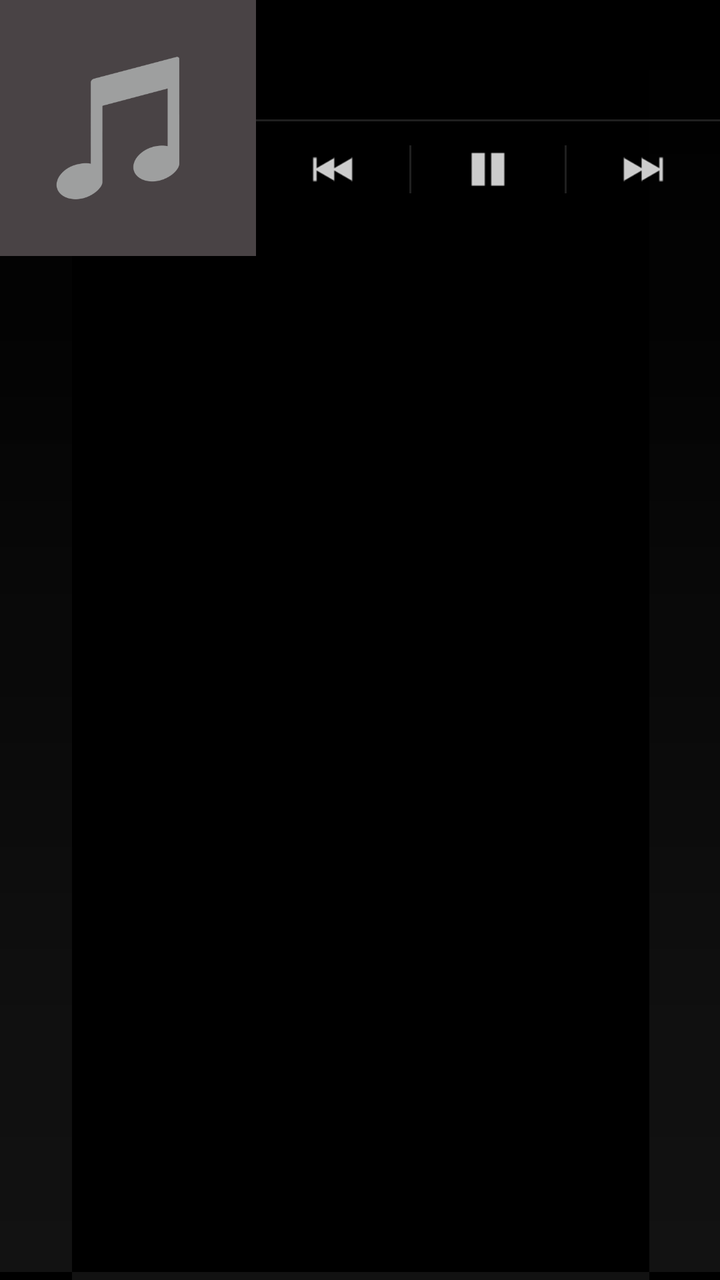
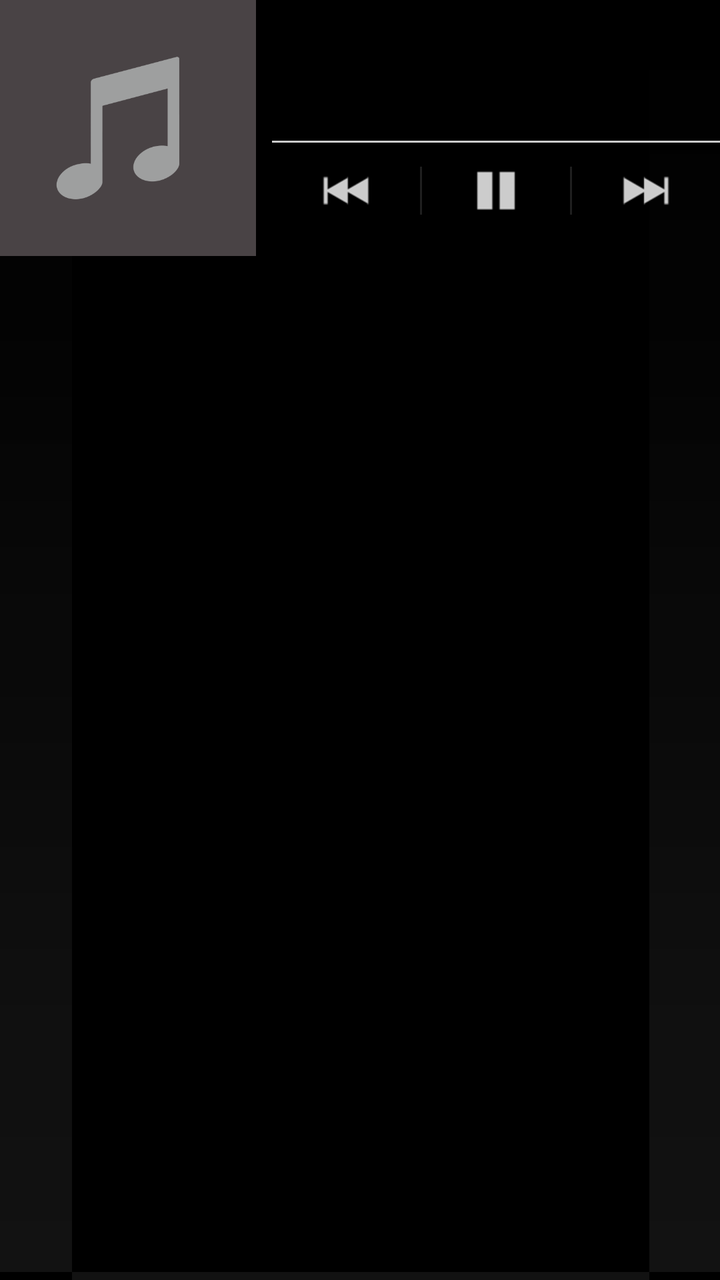

An Android layout rendered at two revisions. The XML below is the earlier revision; the diff shows what the commit changed to produce the second picture.
<!-- AndroidManifest.xml: application theme Apollo.Theme.Dark -->
<!-- res/layout/app_widget_large.xml -->
<?xml version="1.0" encoding="utf-8"?>
<GridLayout xmlns:android="http://schemas.android.com/apk/res/android"
    xmlns:app="http://schemas.android.com/apk/res-auto"
    xmlns:tools="http://schemas.android.com/tools"
    android:layout_width="match_parent"
    android:layout_height="@dimen/app_widget_large_min_height"
    android:background="@drawable/appwidget_bg"
    android:columnCount="2"
    android:rowCount="3"
    tools:ignore="ContentDescription">

    <ImageView
        android:id="@+id/app_widget_large_image"
        android:layout_width="@dimen/notification_expanded_height"
        android:layout_height="@dimen/notification_expanded_height"
        android:layout_rowSpan="3"
        android:layout_marginBottom="@dimen/app_widget_bottom_margin"
        android:background="@drawable/default_artwork"
        android:scaleType="fitXY" />

    <LinearLayout
        android:id="@+id/app_widget_large_info_container"
        android:layout_width="0dp"
        android:layout_gravity="fill"
        android:gravity="center_vertical"
        android:orientation="vertical"
        android:paddingLeft="@dimen/notification_info_container_padding_left"
        android:paddingStart="@dimen/notification_info_container_padding_left"
        tools:ignore="RtlSymmetry">

        <TextView
            android:id="@+id/app_widget_large_line_one"
            style="@style/NotificationText"
            android:textColor="@color/white"
            android:textSize="@dimen/text_size_medium"
            android:textStyle="bold" />

        <TextView
            android:id="@+id/app_widget_large_line_two"
            style="@style/NotificationText"
            android:textColor="@color/transparent_white"
            android:textSize="@dimen/text_size_small" />

        <TextView
            android:id="@+id/app_widget_large_line_three"
            style="@style/NotificationText"
            android:textColor="@color/transparent_white"
            android:textSize="@dimen/text_size_small" />
    </LinearLayout>

    <ImageView
        android:layout_width="0dp"
        android:layout_gravity="fill_horizontal"
        android:background="?attr/dividerHorizontal" />

    <LinearLayout
        android:layout_width="0dp"
        android:layout_gravity="fill_horizontal"
        android:layout_marginBottom="@dimen/app_widget_bottom_margin"
        android:divider="?android:listDivider"
        android:dividerPadding="@dimen/notification_expanded_buttons_divider_padding"
        android:gravity="center_vertical"
        android:orientation="horizontal"
        android:showDividers="middle">

        <ImageButton
            android:id="@+id/app_widget_large_previous"
            android:layout_width="0dp"
            android:layout_height="@dimen/notification_expanded_button_height"
            android:layout_weight="1"
            android:background="?attr/selectableItemBackground"
            android:contentDescription="@string/accessibility_prev"
            android:padding="@dimen/notification_expanded_button_padding"
            android:scaleType="fitCenter"
            app:srcCompat="@drawable/btn_playback_previous" />

        <ImageButton
            android:id="@+id/app_widget_large_play"
            android:layout_width="0dp"
            android:layout_height="@dimen/notification_expanded_button_height"
            android:layout_weight="1"
            android:background="?attr/selectableItemBackground"
            android:padding="@dimen/notification_expanded_button_padding"
            android:scaleType="fitCenter"
            app:srcCompat="@drawable/btn_playback_pause" />

        <ImageButton
            android:id="@+id/app_widget_large_next"
            android:layout_width="0dp"
            android:layout_height="@dimen/notification_expanded_button_height"
            android:layout_weight="1"
            android:background="?attr/selectableItemBackground"
            android:contentDescription="@string/accessibility_next"
            android:padding="@dimen/notification_expanded_button_padding"
            android:scaleType="fitCenter"
            app:srcCompat="@drawable/btn_playback_next" />
    </LinearLayout>

</GridLayout>
<!-- resources referenced by this layout -->
<resources>
  <color name="transparent_white">#ffcccccc</color>
  <color name="white">#ffffffff</color>
  <dimen name="app_widget_bottom_margin">4.0dip</dimen>
  <dimen name="app_widget_large_min_height">128.0dip</dimen>
  <dimen name="notification_expanded_button_height">48.0dip</dimen>
  <dimen name="notification_expanded_button_padding">10.0dip</dimen>
  <dimen name="notification_expanded_buttons_divider_padding">12.0dip</dimen>
  <dimen name="notification_expanded_height">128.0dip</dimen>
  <dimen name="notification_info_container_padding_left">8.0dip</dimen>
  <dimen name="text_size_medium">16.0sp</dimen>
  <dimen name="text_size_small">14.0sp</dimen>
  <!-- drawable appwidget_bg: png bitmap (drawable-hdpi, 489 bytes) -->
  <!-- drawable btn_playback_next: png bitmap (drawable-hdpi, 1521 bytes) -->
  <!-- drawable btn_playback_pause: png bitmap (drawable-hdpi, 1114 bytes) -->
  <!-- drawable btn_playback_previous: png bitmap (drawable-hdpi, 1503 bytes) -->
  <!-- drawable default_artwork: png bitmap (drawable-hdpi, 4712 bytes) -->
  <string name="accessibility_next">Next</string>
  <string name="accessibility_prev">Previous</string>
  <style name="NotificationText">
          <item name="android:layout_width">match_parent</item>
          <item name="android:layout_height">wrap_content</item>
          <item name="android:textColor">@android:color/white</item>
          <item name="android:ellipsize">end</item>
          <item name="android:fadingEdge">horizontal</item>
          <item name="android:singleLine">true</item>
      </style>
  <style name="Apollo.Theme.Dark" parent="Theme.AppCompat.NoActionBar">
  
          <item name="colorPrimaryDark">#ff0a0a0a</item>
          <item name="windowActionBar">false</item>
          <item name="windowNoTitle">true</item>
          <item name="colorAccent">@android:color/white</item>
          <item name="android:colorBackground">@android:color/black</item>
          <item name="android:windowContentOverlay">@null</item>
      </style>
</resources>

<!-- the commit's change to res/layout/app_widget_large.xml (unified diff, before → after) -->
@@ -1,32 +1,28 @@
 <?xml version="1.0" encoding="utf-8"?>
-<GridLayout xmlns:android="http://schemas.android.com/apk/res/android"
-    xmlns:app="http://schemas.android.com/apk/res-auto"
+<LinearLayout xmlns:android="http://schemas.android.com/apk/res/android"
     xmlns:tools="http://schemas.android.com/tools"
     android:layout_width="match_parent"
     android:layout_height="@dimen/app_widget_large_min_height"
     android:background="@drawable/appwidget_bg"
-    android:columnCount="2"
-    android:rowCount="3"
-    tools:ignore="ContentDescription">
+    android:orientation="horizontal"
+    tools:ignore="ContentDescription,RtlSymmetry">
 
     <ImageView
         android:id="@+id/app_widget_large_image"
         android:layout_width="@dimen/notification_expanded_height"
         android:layout_height="@dimen/notification_expanded_height"
-        android:layout_rowSpan="3"
-        android:layout_marginBottom="@dimen/app_widget_bottom_margin"
         android:background="@drawable/default_artwork"
         android:scaleType="fitXY" />
 
     <LinearLayout
         android:id="@+id/app_widget_large_info_container"
         android:layout_width="0dp"
-        android:layout_gravity="fill"
-        android:gravity="center_vertical"
+        android:layout_height="@dimen/notification_expanded_height"
+        android:layout_weight="1"
+        android:gravity="center"
         android:orientation="vertical"
-        android:paddingLeft="@dimen/notification_info_container_padding_left"
         android:paddingStart="@dimen/notification_info_container_padding_left"
-        tools:ignore="RtlSymmetry">
+        android:paddingLeft="@dimen/notification_info_container_padding_left">
 
         <TextView
             android:id="@+id/app_widget_large_line_one"
@@ -46,54 +42,54 @@
             style="@style/NotificationText"
             android:textColor="@color/transparent_white"
             android:textSize="@dimen/text_size_small" />
+
+        <ImageView
+            android:layout_width="match_parent"
+            android:layout_height="1dp"
+            android:layout_marginTop="2dp"
+            android:src="@color/transparent_white" />
+
+        <LinearLayout
+            android:layout_width="match_parent"
+            android:layout_height="wrap_content"
+            android:layout_gravity="fill_horizontal"
+            android:divider="?android:listDivider"
+            android:dividerPadding="@dimen/notification_expanded_buttons_divider_padding"
+            android:gravity="center_vertical"
+            android:orientation="horizontal"
+            android:showDividers="middle">
+
+            <ImageButton
+                android:id="@+id/app_widget_large_previous"
+                android:layout_width="0dp"
+                android:layout_height="@dimen/notification_expanded_button_height"
+                android:layout_weight="1"
+                android:background="@android:color/transparent"
+                android:contentDescription="@string/accessibility_prev"
+                android:padding="@dimen/notification_expanded_button_padding"
+                android:src="@drawable/btn_playback_previous" />
+
+            <ImageButton
+                android:id="@+id/app_widget_large_play"
+                android:layout_width="0dp"
+                android:layout_height="@dimen/notification_expanded_button_height"
+                android:layout_weight="1"
+                android:background="@android:color/transparent"
+                android:padding="@dimen/notification_expanded_button_padding"
+                android:src="@drawable/btn_playback_pause" />
+
+            <ImageButton
+                android:id="@+id/app_widget_large_next"
+                android:layout_width="0dp"
+                android:layout_height="@dimen/notification_expanded_button_height"
+                android:layout_weight="1"
+                android:background="@android:color/transparent"
+                android:contentDescription="@string/accessibility_next"
+                android:padding="@dimen/notification_expanded_button_padding"
+                android:src="@drawable/btn_playback_next" />
+
+        </LinearLayout>
+
     </LinearLayout>
 
-    <ImageView
-        android:layout_width="0dp"
-        android:layout_gravity="fill_horizontal"
-        android:background="?attr/dividerHorizontal" />
-
-    <LinearLayout
-        android:layout_width="0dp"
-        android:layout_gravity="fill_horizontal"
-        android:layout_marginBottom="@dimen/app_widget_bottom_margin"
-        android:divider="?android:listDivider"
-        android:dividerPadding="@dimen/notification_expanded_buttons_divider_padding"
-        android:gravity="center_vertical"
-        android:orientation="horizontal"
-        android:showDividers="middle">
-
-        <ImageButton
-            android:id="@+id/app_widget_large_previous"
-            android:layout_width="0dp"
-            android:layout_height="@dimen/notification_expanded_button_height"
-            android:layout_weight="1"
-            android:background="?attr/selectableItemBackground"
-            android:contentDescription="@string/accessibility_prev"
-            android:padding="@dimen/notification_expanded_button_padding"
-            android:scaleType="fitCenter"
-            app:srcCompat="@drawable/btn_playback_previous" />
-
-        <ImageButton
-            android:id="@+id/app_widget_large_play"
-            android:layout_width="0dp"
-            android:layout_height="@dimen/notification_expanded_button_height"
-            android:layout_weight="1"
-            android:background="?attr/selectableItemBackground"
-            android:padding="@dimen/notification_expanded_button_padding"
-            android:scaleType="fitCenter"
-            app:srcCompat="@drawable/btn_playback_pause" />
-
-        <ImageButton
-            android:id="@+id/app_widget_large_next"
-            android:layout_width="0dp"
-            android:layout_height="@dimen/notification_expanded_button_height"
-            android:layout_weight="1"
-            android:background="?attr/selectableItemBackground"
-            android:contentDescription="@string/accessibility_next"
-            android:padding="@dimen/notification_expanded_button_padding"
-            android:scaleType="fitCenter"
-            app:srcCompat="@drawable/btn_playback_next" />
-    </LinearLayout>
-
-</GridLayout>
+</LinearLayout>
<!-- resource entries referenced after the edit -->
@@ -2,7 +2,6 @@
 <resources>
   <color name="transparent_white">#ffcccccc</color>
   <color name="white">#ffffffff</color>
-  <dimen name="app_widget_bottom_margin">4.0dip</dimen>
   <dimen name="app_widget_large_min_height">128.0dip</dimen>
   <dimen name="notification_expanded_button_height">48.0dip</dimen>
   <dimen name="notification_expanded_button_padding">10.0dip</dimen>
